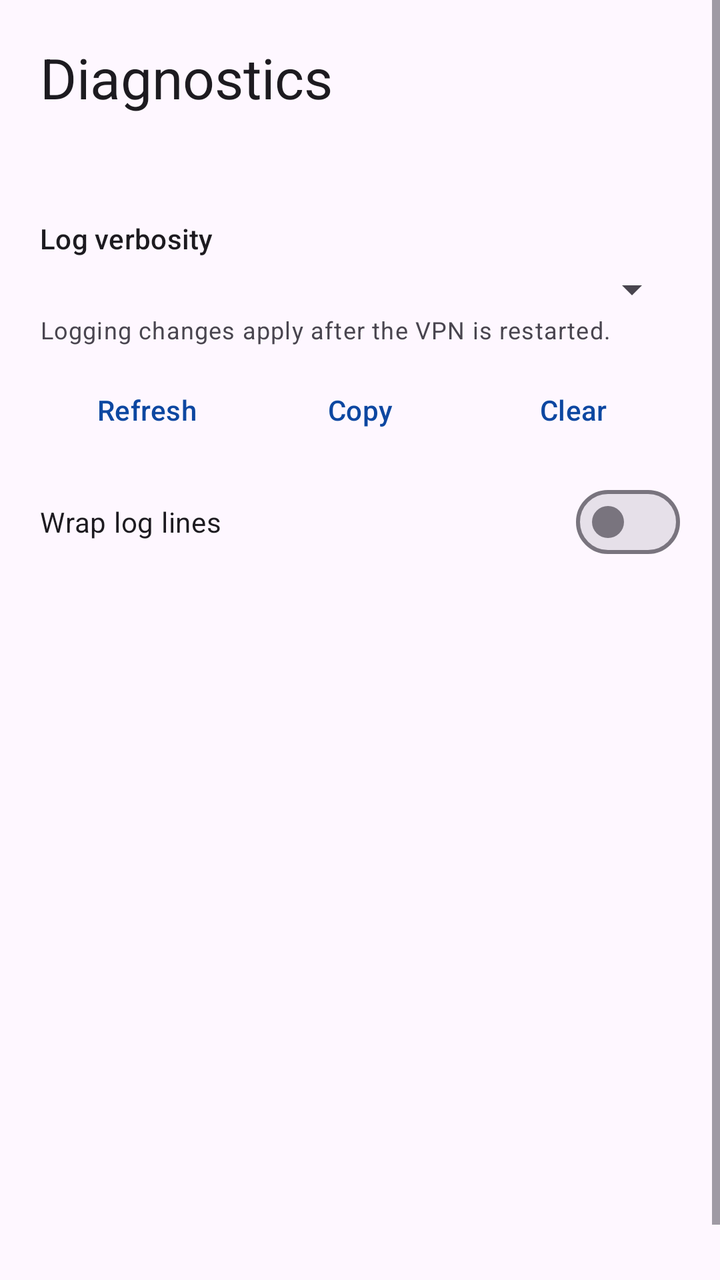
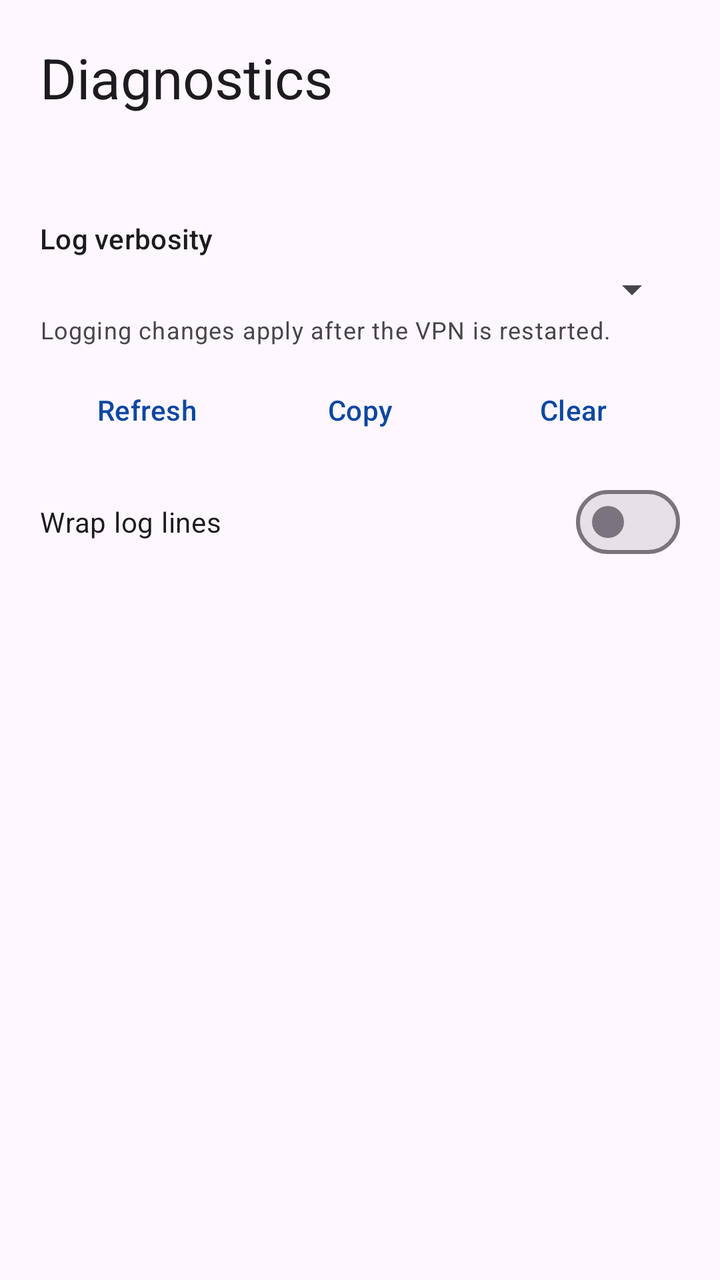

Two renders of the same Android screen: before a commit and after it. Below are the layout's source before the change and the commit's diff.
<!-- AndroidManifest.xml: application theme Theme.dns2ss -->
<!-- res/layout/activity_diagnostics.xml -->
<?xml version="1.0" encoding="utf-8"?>
<ScrollView xmlns:android="http://schemas.android.com/apk/res/android"
    xmlns:app="http://schemas.android.com/apk/res-auto"
    android:id="@+id/root"
    android:layout_width="match_parent"
    android:layout_height="match_parent"
    android:clipToPadding="false"
    android:fillViewport="true">

    <LinearLayout
        android:layout_width="match_parent"
        android:layout_height="wrap_content"
        android:orientation="vertical"
        android:padding="20dp">

        <TextView
            android:layout_width="match_parent"
            android:layout_height="wrap_content"
            android:text="@string/diagnostics_title"
            android:textAppearance="?attr/textAppearanceHeadlineMedium" />

        <HorizontalScrollView
            android:id="@+id/summaryHorizontal"
            android:layout_width="match_parent"
            android:layout_height="wrap_content"
            android:layout_marginTop="16dp"
            android:fillViewport="true"
            android:scrollbars="horizontal">

            <TextView
                android:id="@+id/summary"
                android:layout_width="wrap_content"
                android:layout_height="wrap_content"
                android:fontFamily="monospace"
                android:scrollHorizontally="true"
                android:textAppearance="?attr/textAppearanceBodySmall" />
        </HorizontalScrollView>

        <TextView
            android:layout_width="match_parent"
            android:layout_height="wrap_content"
            android:layout_marginTop="20dp"
            android:text="@string/log_verbosity"
            android:textAppearance="?attr/textAppearanceTitleSmall" />

        <Spinner
            android:id="@+id/logVerbosity"
            android:layout_width="match_parent"
            android:layout_height="wrap_content"
            android:layout_marginTop="4dp" />

        <TextView
            android:layout_width="match_parent"
            android:layout_height="wrap_content"
            android:text="@string/log_restart_note"
            android:textAppearance="?attr/textAppearanceBodySmall" />

        <LinearLayout
            android:layout_width="match_parent"
            android:layout_height="wrap_content"
            android:layout_marginTop="8dp"
            android:orientation="horizontal">

            <com.google.android.material.button.MaterialButton
                android:id="@+id/refresh"
                style="@style/Widget.Material3.Button.TextButton"
                android:layout_width="0dp"
                android:layout_height="wrap_content"
                android:layout_weight="1"
                android:text="@string/refresh" />

            <com.google.android.material.button.MaterialButton
                android:id="@+id/copy"
                style="@style/Widget.Material3.Button.TextButton"
                android:layout_width="0dp"
                android:layout_height="wrap_content"
                android:layout_weight="1"
                android:text="@string/copy" />

            <com.google.android.material.button.MaterialButton
                android:id="@+id/clear"
                style="@style/Widget.Material3.Button.TextButton"
                android:layout_width="0dp"
                android:layout_height="wrap_content"
                android:layout_weight="1"
                android:text="@string/clear" />
        </LinearLayout>

        <com.google.android.material.materialswitch.MaterialSwitch
            android:id="@+id/logWrap"
            android:layout_width="match_parent"
            android:layout_height="wrap_content"
            android:layout_marginTop="8dp"
            android:text="@string/wrap_log_lines" />

        <FrameLayout
            android:layout_width="match_parent"
            android:layout_height="360dp"
            android:layout_marginTop="4dp">

            <HorizontalScrollView
                android:id="@+id/logNoWrapHorizontal"
                android:layout_width="match_parent"
                android:layout_height="match_parent"
                android:fillViewport="true"
                android:scrollbars="horizontal">

                <ScrollView
                    android:id="@+id/logNoWrapVertical"
                    android:layout_width="wrap_content"
                    android:layout_height="match_parent"
                    android:fillViewport="true"
                    android:scrollbars="vertical">

                    <TextView
                        android:id="@+id/logsNoWrap"
                        android:layout_width="wrap_content"
                        android:layout_height="wrap_content"
                        android:fontFamily="monospace"
                        android:gravity="top|start"
                        android:padding="12dp"
                        android:scrollHorizontally="true"
                        android:textAppearance="?attr/textAppearanceBodySmall"
                        android:textIsSelectable="true" />
                </ScrollView>
            </HorizontalScrollView>

            <ScrollView
                android:id="@+id/logWrapVertical"
                android:layout_width="match_parent"
                android:layout_height="match_parent"
                android:fillViewport="true"
                android:scrollbars="vertical"
                android:visibility="gone">

                <TextView
                    android:id="@+id/logsWrap"
                    android:layout_width="match_parent"
                    android:layout_height="wrap_content"
                    android:fontFamily="monospace"
                    android:gravity="top|start"
                    android:padding="12dp"
                    android:textAppearance="?attr/textAppearanceBodySmall"
                    android:textIsSelectable="true" />
            </ScrollView>
        </FrameLayout>
    </LinearLayout>
</ScrollView>
<!-- resources referenced by this layout -->
<resources>
  <string name="clear">Clear</string>
  <string name="copy">Copy</string>
  <string name="diagnostics_title">Diagnostics</string>
  <string name="log_restart_note">Logging changes apply after the VPN is restarted.</string>
  <string name="log_verbosity">Log verbosity</string>
  <string name="refresh">Refresh</string>
  <string name="wrap_log_lines">Wrap log lines</string>
  <style name="Theme.dns2ss" parent="Theme.Material3.DayNight.NoActionBar">
          <item name="colorPrimary">@color/brand_blue</item>
          <item name="colorSecondary">@color/brand_accent</item>
      </style>
  <color name="brand_blue">#0D47A1</color>
  <color name="brand_accent">#26C6DA</color>
</resources>

<!-- the commit's change to res/layout/activity_diagnostics.xml (unified diff, before → after) -->
@@ -1,5 +1,5 @@
 <?xml version="1.0" encoding="utf-8"?>
-<ScrollView xmlns:android="http://schemas.android.com/apk/res/android"
+<androidx.core.widget.NestedScrollView xmlns:android="http://schemas.android.com/apk/res/android"
     xmlns:app="http://schemas.android.com/apk/res-auto"
     android:id="@+id/root"
     android:layout_width="match_parent"
@@ -98,34 +98,34 @@
             android:layout_height="360dp"
             android:layout_marginTop="4dp">
 
-            <HorizontalScrollView
-                android:id="@+id/logNoWrapHorizontal"
+            <androidx.core.widget.NestedScrollView
+                android:id="@+id/logNoWrapVertical"
                 android:layout_width="match_parent"
                 android:layout_height="match_parent"
                 android:fillViewport="true"
-                android:scrollbars="horizontal">
+                android:scrollbars="vertical">
 
-                <ScrollView
-                    android:id="@+id/logNoWrapVertical"
-                    android:layout_width="wrap_content"
-                    android:layout_height="match_parent"
+                <HorizontalScrollView
+                    android:id="@+id/logNoWrapHorizontal"
+                    android:layout_width="match_parent"
+                    android:layout_height="wrap_content"
                     android:fillViewport="true"
-                    android:scrollbars="vertical">
+                    android:scrollbars="horizontal">
 
                     <TextView
                         android:id="@+id/logsNoWrap"
                         android:layout_width="wrap_content"
                         android:layout_height="wrap_content"
+                        android:focusable="false"
                         android:fontFamily="monospace"
                         android:gravity="top|start"
                         android:padding="12dp"
                         android:scrollHorizontally="true"
-                        android:textAppearance="?attr/textAppearanceBodySmall"
-                        android:textIsSelectable="true" />
-                </ScrollView>
-            </HorizontalScrollView>
+                        android:textAppearance="?attr/textAppearanceBodySmall" />
+                </HorizontalScrollView>
+            </androidx.core.widget.NestedScrollView>
 
-            <ScrollView
+            <androidx.core.widget.NestedScrollView
                 android:id="@+id/logWrapVertical"
                 android:layout_width="match_parent"
                 android:layout_height="match_parent"
@@ -137,12 +137,12 @@
                     android:id="@+id/logsWrap"
                     android:layout_width="match_parent"
                     android:layout_height="wrap_content"
+                    android:focusable="false"
                     android:fontFamily="monospace"
                     android:gravity="top|start"
                     android:padding="12dp"
-                    android:textAppearance="?attr/textAppearanceBodySmall"
-                    android:textIsSelectable="true" />
-            </ScrollView>
+                    android:textAppearance="?attr/textAppearanceBodySmall" />
+            </androidx.core.widget.NestedScrollView>
         </FrameLayout>
     </LinearLayout>
-</ScrollView>
+</androidx.core.widget.NestedScrollView>
